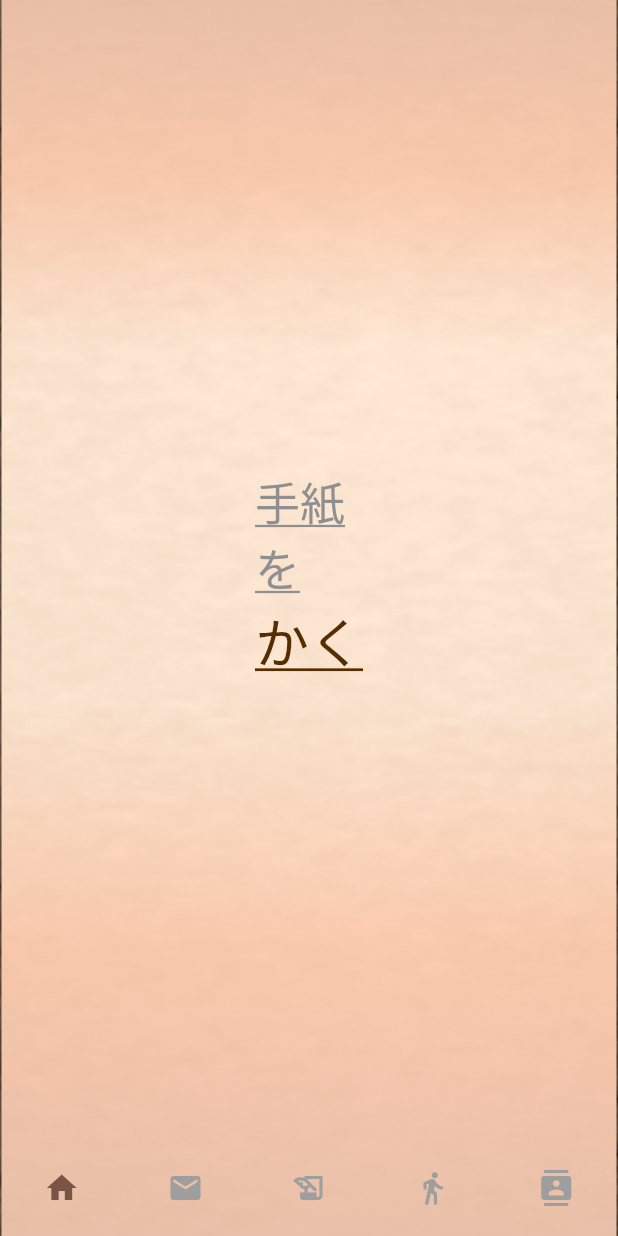
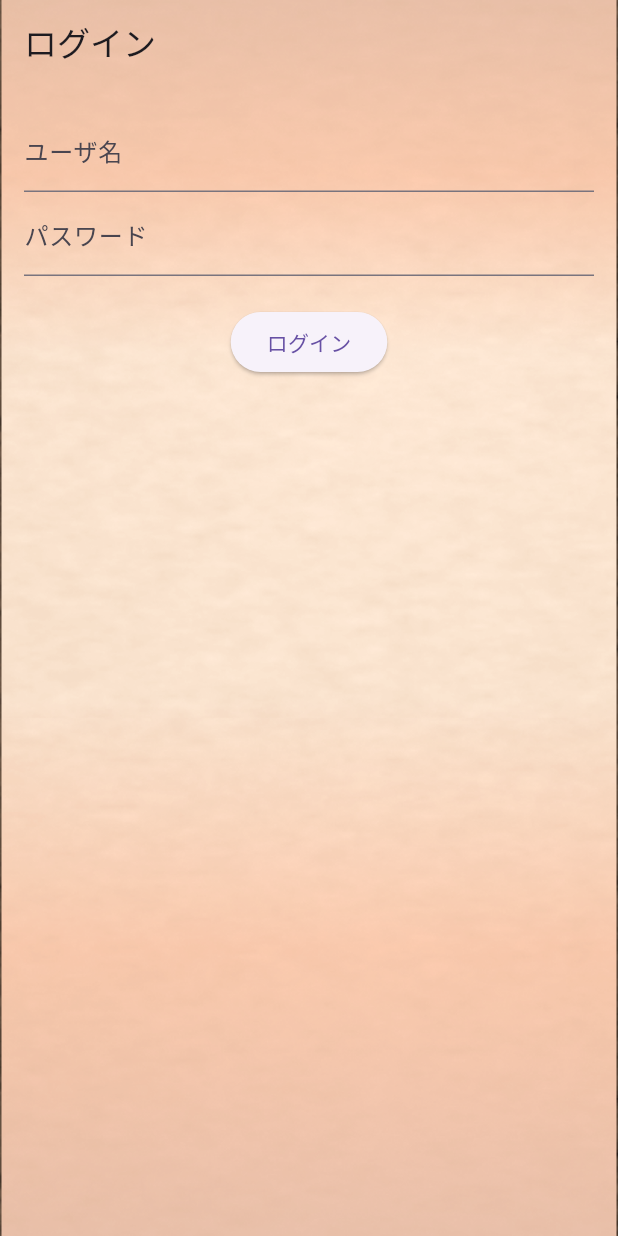
Before and after one commit to Soynyuu/digital_hikyaku, a Flutter app: the screen it shows after launch, on a phone screen of 412 x 824 dp. Run offline on Flutter 3.47's test engine with Material 3 defaults, Android fonts, the phone set to English and light mode, and no system bars; our stand-ins replace google_fonts.

Commit message:
ログイン画面をホーム画面に設定。背景スキャフォールドを導入し、手紙作成画面の送信先選択機能を実装。

```diff
--- a/lib/main.dart
+++ b/lib/main.dart
@@ -1,5 +1,5 @@
 import 'package:flutter/material.dart';
-import 'screens/bottombar.dart';
+import 'screens/login.dart';
 
 void main() {
   runApp(MyApp());
@@ -15,15 +15,7 @@ class MyApp extends StatelessWidget {
         primarySwatch: Colors.brown,
         scaffoldBackgroundColor: Colors.transparent,
       ),
-      home: Container(
-        decoration: BoxDecoration(
-          image: DecorationImage(
-            image: AssetImage('assets/background.png'),
-            fit: BoxFit.cover,
-          ),
-        ),
-        child: BottomBar(),
-      ),
+      home: const LoginScreen(),
     );
   }
 }
--- a/lib/screens/home/home.dart
+++ b/lib/screens/home/home.dart
@@ -1,39 +1,9 @@
 import 'package:flutter/material.dart';
-import 'package:google_fonts/google_fonts.dart';
 
 class HomeScreen extends StatelessWidget {
   const HomeScreen({super.key});
-// フォントはsawarabiMincho
   @override
   Widget build(BuildContext context) {
-    return Center(
-        child: TextButton(
-      style: ButtonStyle(
-        overlayColor: MaterialStateProperty.all(Colors.transparent),
-      ),
-      onPressed: () {},
-      child: RichText(
-        text: TextSpan(
-          children: [
-            TextSpan(
-              text: "手紙\nを",
-              style: GoogleFonts.sawarabiMincho(
-                fontSize: 30,
-                color: Color(0xFF8F8F8F),
-                decoration: TextDecoration.underline,
-              ),
-            ),
-            TextSpan(
-              text: "\nかく",
-              style: GoogleFonts.sawarabiMincho(
-                fontSize: 36,
-                color: Color(0xFF542E00),
-                decoration: TextDecoration.underline,
-              ),
-            ),
-          ],
-        ),
-      ),
-    ));
+    return Center(child: Text('LetterReadScreen'));
   }
 }
--- /dev/null
+++ b/lib/screens/login.dart
@@ -0,0 +1,96 @@
+import 'package:flutter/material.dart';
+import '../services/api_service.dart';
+import 'bottombar.dart';
+import 'dart:convert';
+import '../widgets/background_scaffold.dart';
+
+class LoginScreen extends StatefulWidget {
+  const LoginScreen({super.key});
+
+  @override
+  _LoginScreenState createState() => _LoginScreenState();
+}
+
+class _LoginScreenState extends State<LoginScreen> {
+  final ApiService _apiService = ApiService();
+  final TextEditingController _nameController = TextEditingController();
+  final TextEditingController _passwordController = TextEditingController();
+  String? _errorMessage;
+  bool _isLoading = false;
+
+  void _login() async {
+    setState(() {
+      _isLoading = true;
+      _errorMessage = null;
+    });
+
+    final response = await _apiService.login(
+      _nameController.text,
+      _passwordController.text,
+    );
+
+    setState(() {
+      _isLoading = false;
+    });
+
+    if (response.statusCode == 200) {
+      Navigator.pushReplacement(
+        context,
+        MaterialPageRoute(builder: (context) => const BottomBar()),
+      );
+    } else {
+      final body = jsonDecode(response.body);
+      setState(() {
+        _errorMessage = body['error'] ?? 'ログインに失敗しました';
+      });
+    }
+  }
+
+  @override
+  Widget build(BuildContext context) {
+    return BackgroundScaffold(
+      appBar: AppBar(
+        title: const Text('ログイン'),
+        backgroundColor: Colors.transparent, // 変更なし
+        elevation: 0, // 変更なし
+        iconTheme: IconThemeData(color: Colors.white), // 追加: アイコンの色を白に設定
+        titleTextStyle:
+            TextStyle(color: Colors.white, fontSize: 20), // 追加: タイトルのテキスト色を白に設定
+      ),
+      // ...existing code...
+      body: SafeArea(
+        child: Padding(
+          padding: const EdgeInsets.all(16.0),
+          child: Column(
+            children: [
+              TextField(
+                controller: _nameController,
+                decoration: const InputDecoration(labelText: 'ユーザ名'),
+              ),
+              TextField(
+                controller: _passwordController,
+                decoration: const InputDecoration(labelText: 'パスワード'),
+                obscureText: true,
+              ),
+              const SizedBox(height: 20),
+              if (_errorMessage != null)
+                Text(
+                  _errorMessage!,
+                  style: const TextStyle(color: Colors.red),
+                ),
+              ElevatedButton(
+                onPressed: _isLoading ? null : _login,
+                child: _isLoading
+                    ? const CircularProgressIndicator(
+                        valueColor: AlwaysStoppedAnimation<Color>(Colors.white),
+                      )
+                    : const Text('ログイン'),
+              ),
+            ],
+          ),
+        ),
+      ),
+// ...existing code...
+    );
+  }
+}
--- /dev/null
+++ b/lib/widgets/background_scaffold.dart
@@ -0,0 +1,41 @@
+import 'package:flutter/material.dart';
+
+class BackgroundScaffold extends StatelessWidget {
+  final Widget body;
+  final AppBar? appBar;
+  final Widget? bottomNavigationBar;
+
+  const BackgroundScaffold({
+    super.key,
+    required this.body,
+    this.appBar,
+    this.bottomNavigationBar,
+  });
+
+  @override
+  Widget build(BuildContext context) {
+    return Scaffold(
+      backgroundColor: Colors.transparent, // 追加
+      extendBody: true, // 追加
+      extendBodyBehindAppBar: true, // 追加
+      appBar: appBar != null
+          ? AppBar(
+              backgroundColor: Colors.transparent, // 追加
+              elevation: 0, // 追加
+              title: appBar!.title,
+              // 必要に応じて他のAppBarプロパティも設定
+            )
+          : null,
+      body: Container(
+        decoration: const BoxDecoration(
+          image: DecorationImage(
+            image: AssetImage('assets/background.png'),
+            fit: BoxFit.cover,
+          ),
+        ),
+        child: body,
+      ),
+      bottomNavigationBar: bottomNavigationBar,
+    );
+  }
+}
--- a/pubspec.yaml
+++ b/pubspec.yaml
@@ -35,6 +35,8 @@ dependencies:
   # Use with the CupertinoIcons class for iOS style icons.
   cupertino_icons: ^1.0.8
   google_fonts: ^6.2.1
+  rive: ^0.13.20
+  http: ^1.2.2
 
 dev_dependencies:
   flutter_test:
@@ -61,8 +63,6 @@ flutter:
   # To add assets to your application, add an assets section, like this:
   assets:
     - assets/background.png
-  #   - images/a_dot_ham.jpeg
-
   # An image asset can refer to one or more resolution-specific "variants", see
   # https://flutter.dev/to/resolution-aware-images
 
```
Also changed, not shown: lib/screens/bottombar.dart (+5 -3 lines), lib/screens/letter_write/select_recipient.dart (added, +65 -0 lines), lib/screens/letter_write/write_top.dart (+38 -2 lines), lib/services/api_service.dart (added, +116 -0 lines), pubspec.lock, 5 other files.
